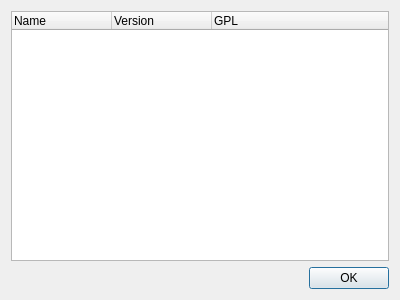
Above: sdrbase/gui/pluginsdialog.ui from f4exb/sdrangel before the change. Below: the same form after it.
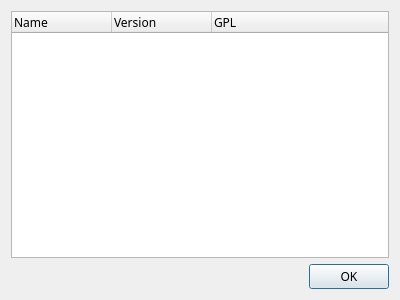
That is the form after the change.

Commit message: Font size and face normalization (final)

```diff
--- a/sdrbase/gui/pluginsdialog.ui
+++ b/sdrbase/gui/pluginsdialog.ui
@@ -10,6 +10,12 @@
     <height>300</height>
    </rect>
   </property>
+  <property name="font">
+   <font>
+    <family>Sans Serif</family>
+    <pointsize>9</pointsize>
+   </font>
+  </property>
   <property name="windowTitle">
    <string>Loaded Plugins</string>
   </property>
```
The commit also changes 13 other files.
